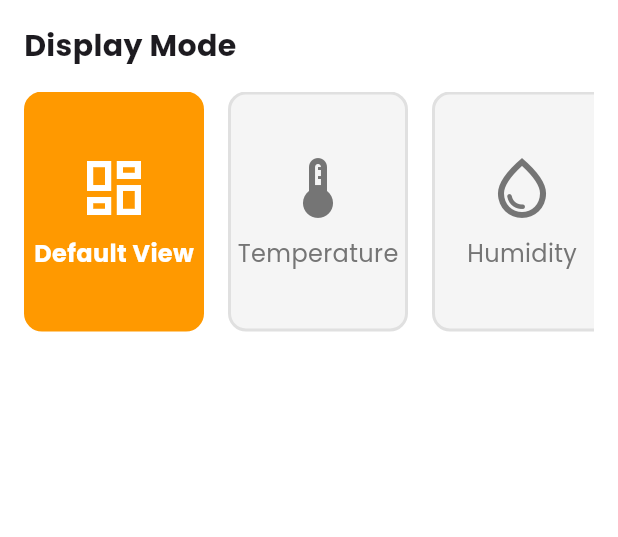
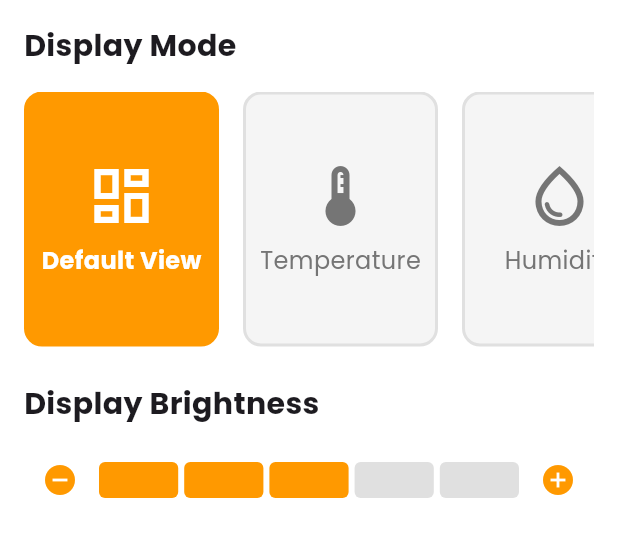
Before and after one commit to KempDewulf/envirosense-app, a Flutter app: the DeviceControlsTab widget shown alone on an empty page, opened directly, on a phone screen of 412 x 824 dp. Shown: the top 537 px of the screen. Run offline on Flutter 3.47's test engine with Material 3 defaults, Android fonts, the phone set to English and light mode, and no system bars; our stand-ins replace dotted_border, firebase_auth, firebase_core, firebase_messaging, flutter_dotenv, google_fonts and 4 more; missing offline and left inert: mobile_scanner; accounts and stored records are empty; network calls fail.

Commit message:
feat: enhance DeviceControlsTab with brightness control and refactor display mode enum

```diff
--- a/lib/presentation/widgets/tabs/device_controls_tab.dart
+++ b/lib/presentation/widgets/tabs/device_controls_tab.dart
@@ -1,7 +1,7 @@
 import 'package:envirosense/core/constants/colors.dart';
 import 'package:flutter/material.dart';
 
-enum DisplayMode { default_view, temperature, humidity, ppm }
+enum DisplayMode { defaultView, temperature, humidity, ppm }
 
 class DeviceControlsTab extends StatefulWidget {
   const DeviceControlsTab({super.key});
@@ -11,7 +11,8 @@ class DeviceControlsTab extends StatefulWidget {
 }
 
 class _DeviceControlsTabState extends State<DeviceControlsTab> {
-  DisplayMode _selectedMode = DisplayMode.default_view;
+  DisplayMode _selectedMode = DisplayMode.defaultView;
+  int _brightnessLevel = 3;
 
   @override
   Widget build(BuildContext context) {
@@ -26,12 +27,12 @@ class _DeviceControlsTabState extends State<DeviceControlsTab> {
           ),
           const SizedBox(height: 16),
           SizedBox(
-            height: 160,
+            height: 170,
             child: ListView(
               scrollDirection: Axis.horizontal,
               children: [
                 _buildModeCard(
-                  DisplayMode.default_view,
+                  DisplayMode.defaultView,
                   'Default View',
                   Icons.dashboard_outlined,
                 ),
@@ -53,8 +54,63 @@ class _DeviceControlsTabState extends State<DeviceControlsTab> {
               ],
             ),
           ),
+          const SizedBox(height: 24),
+          _buildBrightnessControl(),
         ],
       ),
+    );
+  }
+
+  Widget _buildBrightnessControl() {
+    return Column(
+      crossAxisAlignment: CrossAxisAlignment.start,
+      children: [
+        const Text(
+          'Display Brightness',
+          style: TextStyle(fontSize: 20, fontWeight: FontWeight.bold),
+        ),
+        const SizedBox(height: 12),
+        Row(
+          children: [
+            IconButton(
+              onPressed: () {
+                if (_brightnessLevel > 0) {
+                  setState(() => _brightnessLevel--);
+                }
+              },
+              icon: const Icon(Icons.remove_circle),
+              color: AppColors.secondaryColor,
+            ),
+            Expanded(
+              child: Row(
+                children: List.generate(5, (index) {
+                  return Expanded(
+                    child: Container(
+                      height: 24,
+                      margin: const EdgeInsets.symmetric(horizontal: 2),
+                      decoration: BoxDecoration(
+                        color: index < _brightnessLevel
+                            ? AppColors.secondaryColor
+                            : Colors.grey[300],
+                        borderRadius: BorderRadius.circular(4),
+                      ),
+                    ),
+                  );
+                }),
+              ),
+            ),
+            IconButton(
+              onPressed: () {
+                if (_brightnessLevel < 5) {
+                  setState(() => _brightnessLevel++);
+                }
+              },
+              icon: const Icon(Icons.add_circle),
+              color: AppColors.secondaryColor,
+            ),
+          ],
+        ),
+      ],
     );
   }
 
@@ -65,7 +121,7 @@ class _DeviceControlsTabState extends State<DeviceControlsTab> {
       child: InkWell(
         onTap: () => setState(() => _selectedMode = mode),
         child: Container(
-          width: 120,
+          width: 130,
           decoration: BoxDecoration(
             color: isSelected ? AppColors.secondaryColor : Colors.grey[100],
             borderRadius: BorderRadius.circular(12),
```
